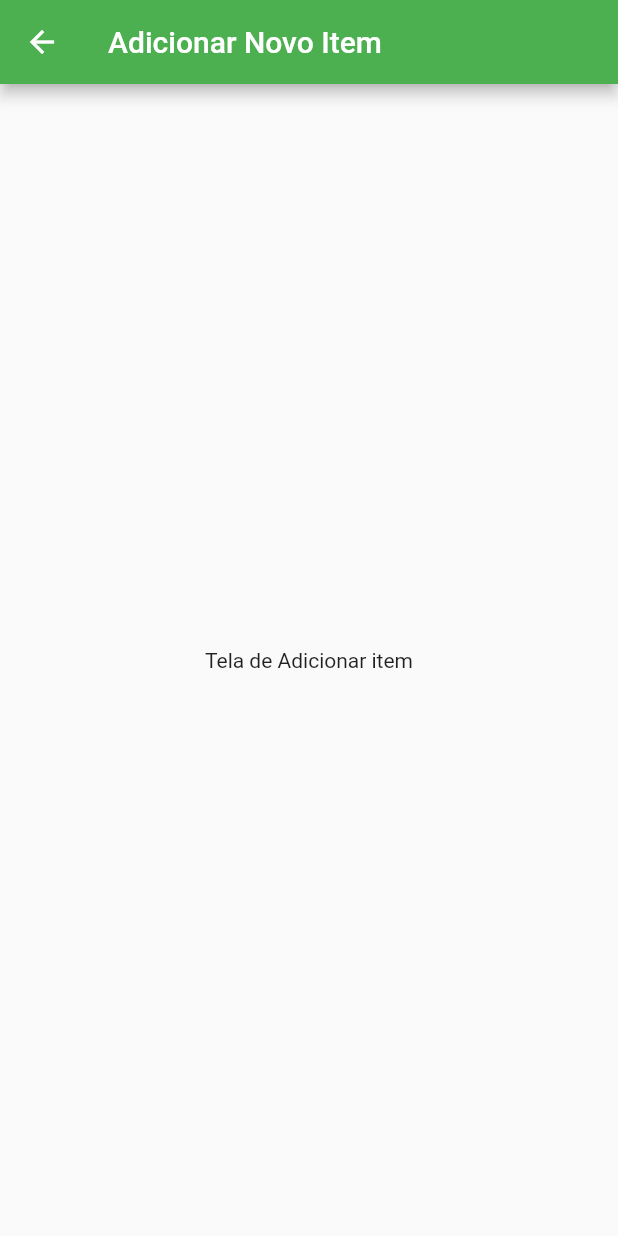
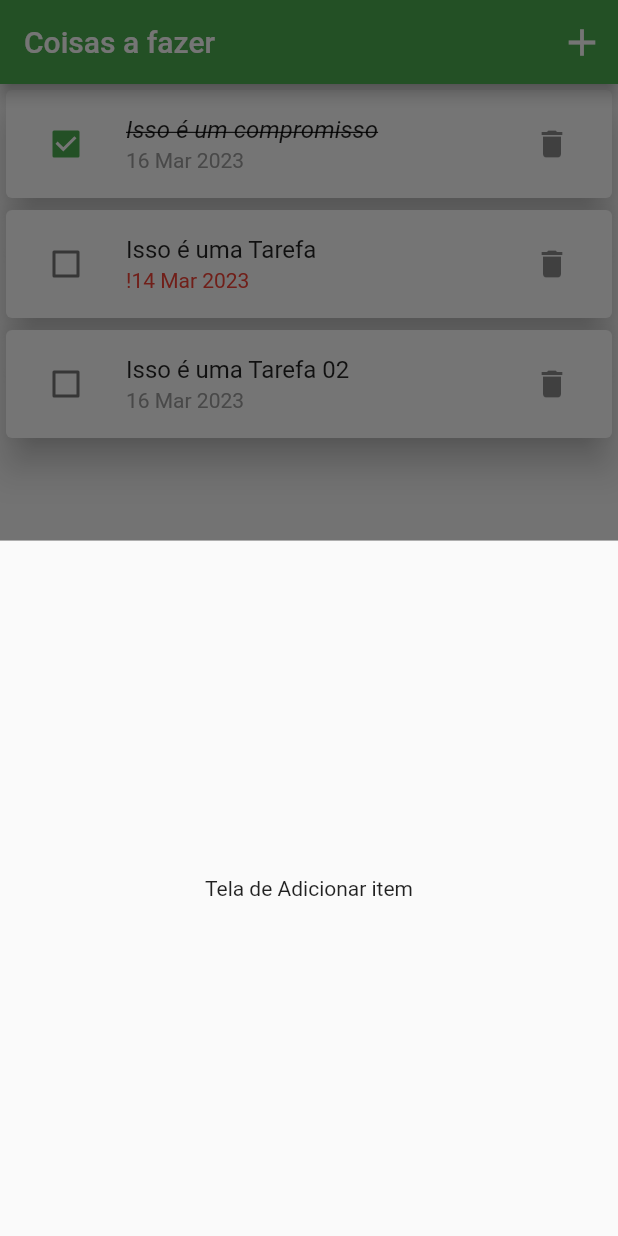
Before and after one commit to LucasWMedeiros/ToDoList, a Flutter app: the screen it shows after launch, after a tap on the "add" icon, on a phone screen of 412 x 824 dp. Run offline on Flutter 3.47's test engine with Material 2 defaults, Android fonts, the phone set to English and light mode, and no system bars.

Commit message:
reconfigurando formulário de adicionar item
Transformando tela de adicionar item, em um formulário com ModalBottomSheet

```diff
--- /dev/null
+++ b/lib/components/new_item_form.dart
@@ -0,0 +1,17 @@
+import 'package:flutter/material.dart';
+
+class NewItemForm extends StatefulWidget {
+  NewItemForm({Key? key}) : super(key: key);
+
+  @override
+  State<NewItemForm> createState() => _NewItemScreenState();
+}
+
+class _NewItemScreenState extends State<NewItemForm> {
+  @override
+  Widget build(BuildContext context) {
+    return Scaffold(
+      body: const Center(child: Text('Tela de Adicionar item'),),
+    );
+  }
+}
--- a/lib/screen/Home_screen.dart
+++ b/lib/screen/Home_screen.dart
@@ -6,7 +6,7 @@ import 'package:flutter/material.dart';
 import 'package:intl/intl.dart';
 import 'package:todolist/components/itens_list.dart';
 import 'package:todolist/model/item_model.dart';
-import 'package:todolist/screen/new_item_screen.dart';
+import 'package:todolist/components/new_item_form.dart';
 
 class HomeScreen extends StatefulWidget {
   HomeScreen({Key? key}) : super(key: key);
@@ -18,6 +18,12 @@ class HomeScreen extends StatefulWidget {
 class _HomeScreenState extends State<HomeScreen> {
   DateTime date = DateTime.now();
   bool isChecked = false;
+
+  _openNewItemForm() {
+    showModalBottomSheet(context: context, builder: (ctx) {
+      return NewItemForm();
+    });
+  }
 
   _onChangedCheck(bool value, int index) {
     setState(() {
@@ -57,9 +63,7 @@ class _HomeScreenState extends State<HomeScreen> {
         actions: [
           IconButton(
             onPressed: () {
-             Navigator.of(context).push(
-            MaterialPageRoute(builder: ((context) => NewItemScreen()))
-          );
+              _openNewItemForm();
             },
             icon: const Icon(
               Icons.add,
@@ -71,11 +75,7 @@ class _HomeScreenState extends State<HomeScreen> {
       body: Container(child: ItemsList(itemList, _onChangedCheck, _removeItem)),
       floatingActionButton: FloatingActionButton(
         isExtended: true,
-        onPressed: () {
-          Navigator.of(context).push(
-            MaterialPageRoute(builder: ((context) => NewItemScreen()))
-          );
-        },
+        onPressed: _openNewItemForm,
         child: Row(
           mainAxisAlignment: MainAxisAlignment.center,
           children: const [
--- a/lib/screen/new_item_screen.dart
+++ /dev/null
@@ -1,20 +0,0 @@
-import 'package:flutter/material.dart';
-
-class NewItemScreen extends StatefulWidget {
-  NewItemScreen({Key? key}) : super(key: key);
-
-  @override
-  State<NewItemScreen> createState() => _NewItemScreenState();
-}
-
-class _NewItemScreenState extends State<NewItemScreen> {
-  @override
-  Widget build(BuildContext context) {
-    return Scaffold(
-      appBar: AppBar(
-        title: const Text('Adicionar Novo Item'),
-      ),
-      body: const Center(child: Text('Tela de Adicionar item'),),
-    );
-  }
-}
```
